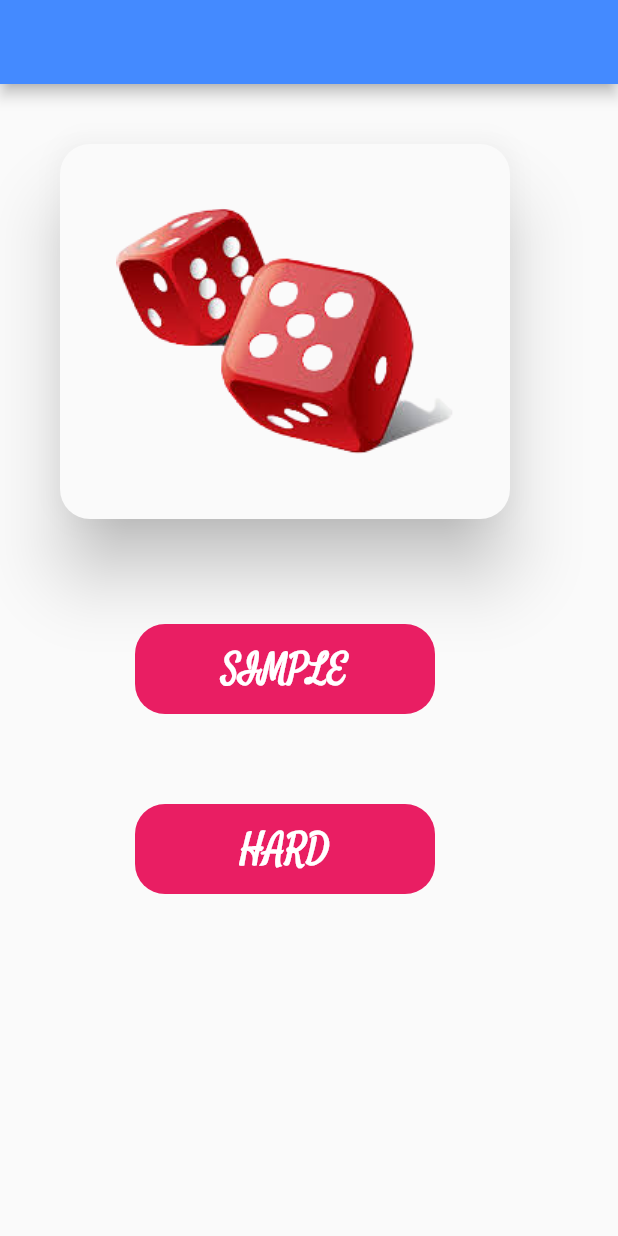
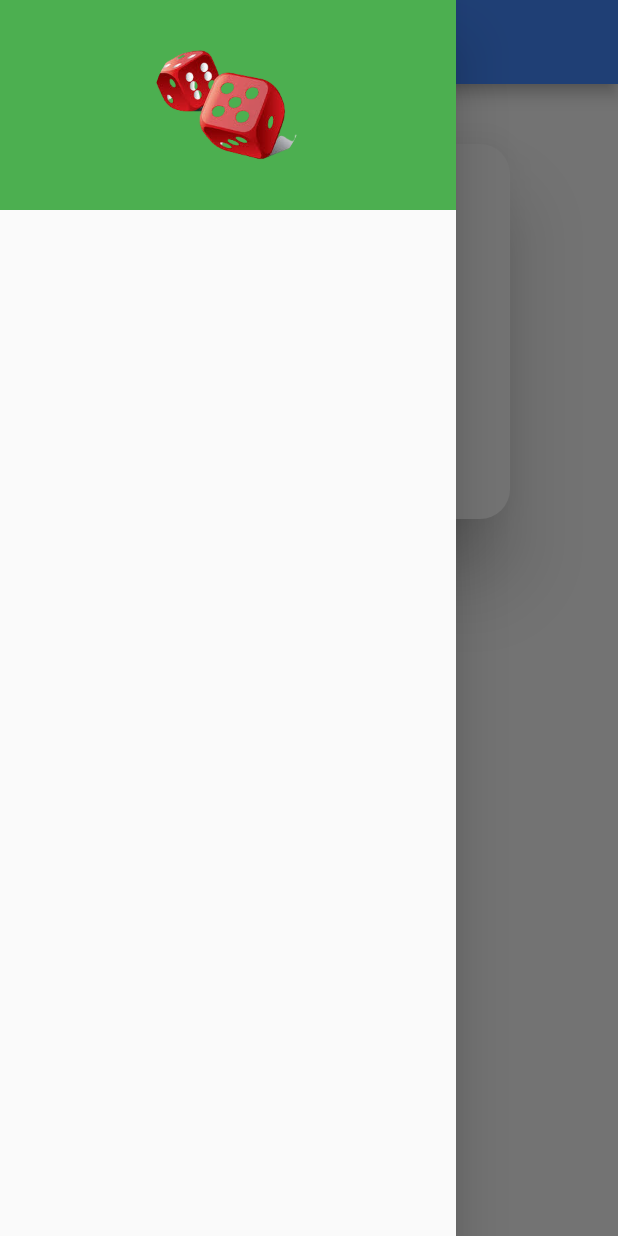
Before and after one commit to SHOAIB1050/SP17_BCS_070-SHOAIB-FAROOQ, a Flutter app: the screen it shows after launch, with the side drawer open (before the commit the screen has no drawer), on a phone screen of 412 x 824 dp. Run offline on Flutter 3.47's test engine with Material 2 defaults, Android fonts, the light colour scheme and no system bars; project files that could hold a hidden picture were left out.

Commit message:
Navigation drawer functionality

```diff
--- a/dis_app/lib/HomePage.dart
+++ b/dis_app/lib/HomePage.dart
@@ -1,6 +1,7 @@
 import 'package:flutter/material.dart';
 import 'Hard.dart';
 import 'Simple.dart';
+import 'MainDrawer.dart';
 
 class HomePage extends StatefulWidget {
   @override
@@ -15,6 +16,7 @@ class _HomePageState extends State<HomePage> {
         automaticallyImplyLeading: true,
         backgroundColor: Colors.blueAccent,
       ),
+      drawer: MainDrawer(),
       body: Column(
         children: [
           Padding(
--- /dev/null
+++ b/dis_app/lib/MainDrawer.dart
@@ -0,0 +1,34 @@
+import 'package:flutter/material.dart';
+
+class MainDrawer extends StatelessWidget {
+  @override
+  Widget build(BuildContext context) {
+    return Drawer(
+      child: Column(
+        children: [
+          Container(
+            width: double.infinity,
+            padding: EdgeInsets.all(20),
+            color: Theme.of(context).primaryColor,
+            child: Center(
+              child: Column(
+                children: [
+                  Container(
+                    width: 100,
+                    height: 100,
+                    decoration: BoxDecoration(
+                      shape: BoxShape.circle,
+                      image: DecorationImage(
+                        image: AssetImage('assets/imags/1.png'),
+                      ),
+                    ),
+                  )
+                ],
+              ),
+            ),
+          )
+        ],
+      ),
+    );
+  }
+}
```
Also changed, not shown: dis_app/lib/Hard.dart (+61 -6 lines), dis_app/assets/imags/11.jpg (added), dis_app/assets/imags/2.png (added).
